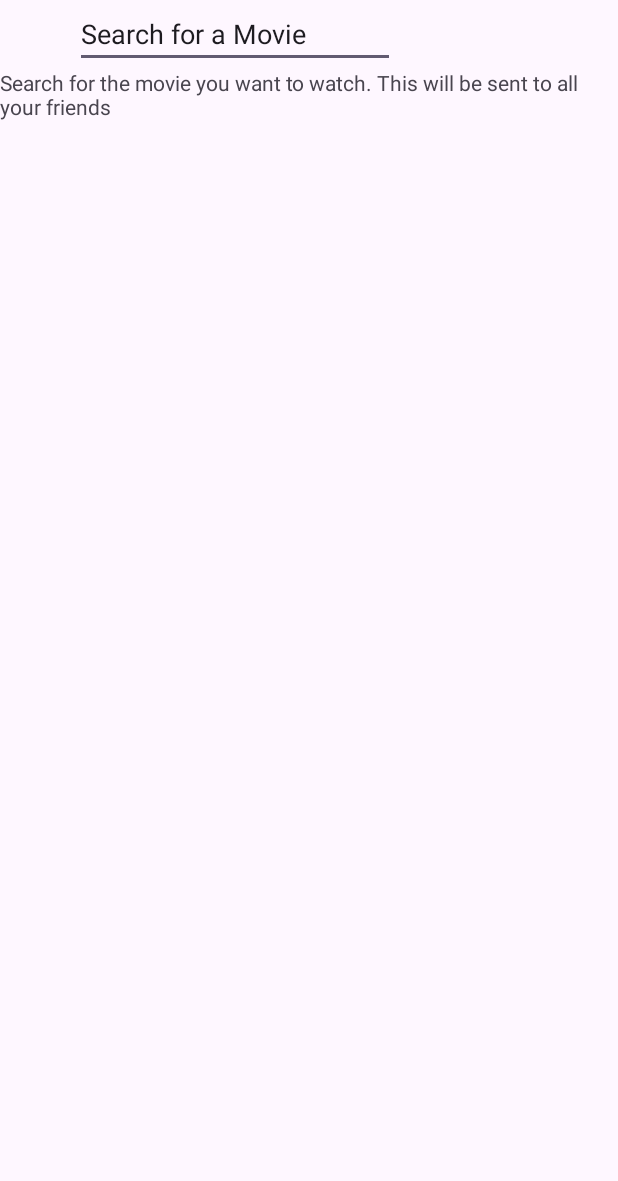
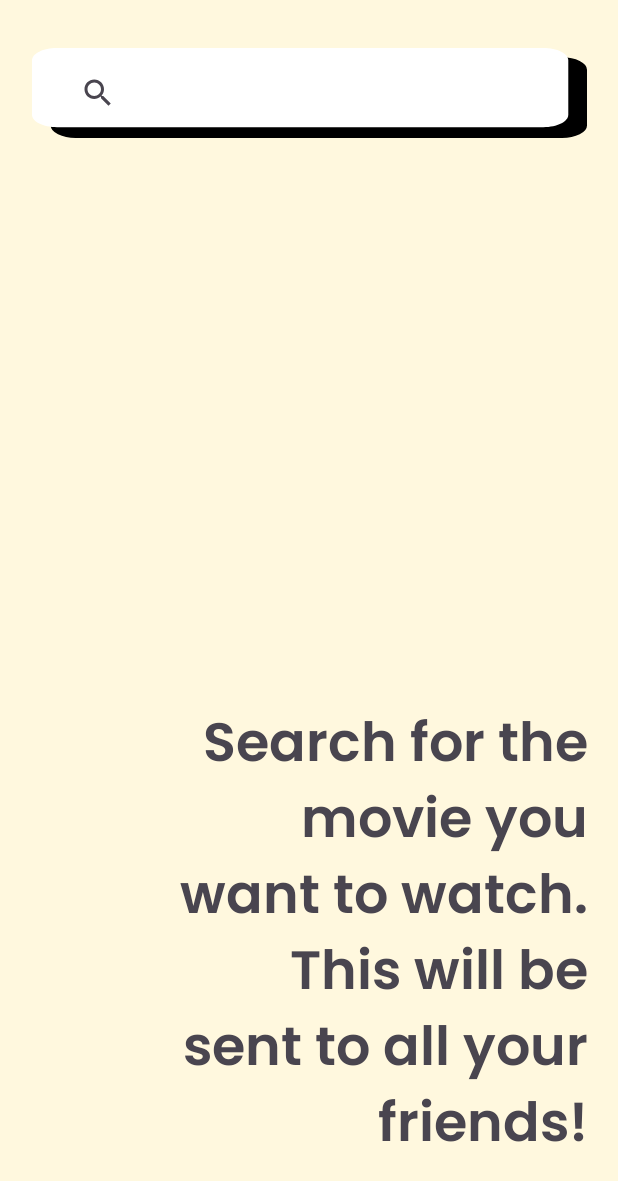
Before and after one commit to vivekperbhoo/AliceHacksProject, an Android app: the MovieSelector screen opened directly, with no data from a screen before it, on a phone screen of 412 x 824 dp. Shown: the top 1181 px of the screen. Run offline under Robolectric (Android 15) with nearby library versions, the phone set to English and light mode, and no system bars.

Commit message:
fixed crashes

```diff
--- a/MovieSelector/app/src/main/java/com/example/movieselector/CreateSession.java
+++ b/MovieSelector/app/src/main/java/com/example/movieselector/CreateSession.java
@@ -7,6 +7,7 @@ import android.content.Intent;
 import android.os.Bundle;
 import android.view.View;
 import android.widget.Button;
+import android.widget.ImageButton;
 import android.widget.ListView;
 
 import com.google.firebase.database.DataSnapshot;
@@ -20,7 +21,7 @@ import java.util.ArrayList;
 public class CreateSession extends AppCompatActivity {
     private ArrayList<User> users;
     private DatabaseReference reference;
-    private Button start;
+    private ImageButton start;
     private ListView listView;
 
     @Override
@@ -28,15 +29,23 @@ public class CreateSession extends AppCompatActivity {
         super.onCreate(savedInstanceState);
         setContentView(R.layout.activity_create_session);
         this.users= new ArrayList<>();
-        start= findViewById(R.id.start_sesh);
+        start= findViewById(R.id.button);
         listView= findViewById(R.id.list);
         reference= FirebaseDatabase.getInstance().getReference("Users");
-        reference.addValueEventListener(new ValueEventListener() {
+        reference.child("Current Users").addValueEventListener(new ValueEventListener() {
             @Override
             public void onDataChange(@NonNull DataSnapshot snapshot) {
-                User user= snapshot.getValue(User.class);
-                users.add(user);
-                notify();
+                if(snapshot.exists()){
+                    for (DataSnapshot child: snapshot.getChildren()) {
+                        if(child.exists()){
+                            User user = child.getValue(User.class);
+                            if(user!=null){
+                                users.add(user);
+                            }
+                        }
+                    }
+                }
+
             }
 
             @Override
--- a/MovieSelector/app/src/main/java/com/example/movieselector/StartActivity.java
+++ b/MovieSelector/app/src/main/java/com/example/movieselector/StartActivity.java
@@ -41,7 +41,6 @@ public class StartActivity extends AppCompatActivity {
                  if (validateName()){
                      createSession();
                  }
-
              }
          });
          join.setOnClickListener(new View.OnClickListener() {
@@ -79,7 +78,6 @@ public class StartActivity extends AppCompatActivity {
                 Intent intent= new Intent(getApplicationContext(),CreateSession.class);
                 startActivity(intent);
                 finish();
-
             }
         });
 
@@ -92,13 +90,10 @@ public class StartActivity extends AppCompatActivity {
             name.setError("Enter username to proceed");
             name.requestFocus();
             return false;
-
         }
         else {
            name.setError(null);
            return true;
         }
-
-
     }
 }
--- a/MovieSelector/app/src/main/res/layout/activity_create_session.xml
+++ b/MovieSelector/app/src/main/res/layout/activity_create_session.xml
@@ -43,6 +43,7 @@
             android:textSize="20dp" />
 
         <ListView
+            android:id="@+id/list"
             android:layout_width="match_parent"
             android:layout_height="match_parent" />
     </LinearLayout>
--- a/MovieSelector/app/src/main/res/layout/activity_movie_selector.xml
+++ b/MovieSelector/app/src/main/res/layout/activity_movie_selector.xml
@@ -4,38 +4,50 @@
     xmlns:tools="http://schemas.android.com/tools"
     android:layout_width="match_parent"
     android:layout_height="match_parent"
+    android:background="@color/yellow"
     tools:context=".MovieSelector">
 
-    <LinearLayout
-        android:layout_width="match_parent"
-        android:layout_height="match_parent"
-        android:orientation="vertical">
+    <SearchView
+        android:fontFamily="@font/poppins_regular"
+        android:id="@+id/editTextText"
+        android:layout_width="370dp"
+        android:layout_height="60dp"
+        android:layout_gravity="center"
+        android:layout_marginTop="32dp"
 
-        <EditText
-            android:id="@+id/editTextText"
-            android:layout_width="wrap_content"
-            android:layout_height="wrap_content"
-            android:layout_marginStart="50dp"
+        android:background="@drawable/white_card"
         android:ems="10"
+        android:hint="Search for a movie"
         android:inputType="text"
-            android:text="Search for a Movie" />
+        android:paddingLeft="20dp"
+        app:layout_constraintEnd_toEndOf="parent"
+        app:layout_constraintStart_toStartOf="parent"
+        app:layout_constraintTop_toTopOf="parent" />
 
     <androidx.recyclerview.widget.RecyclerView
         android:id="@+id/recycle"
         android:layout_width="match_parent"
-            android:layout_height="wrap_content" />
-
-        <ScrollView
-            android:layout_width="wrap_content"
-            android:layout_height="wrap_content">
+        android:layout_height="match_parent"
+        android:layout_marginTop="116dp"
+        app:layout_constraintEnd_toEndOf="parent"
+        app:layout_constraintHorizontal_bias="0.0"
+        app:layout_constraintStart_toStartOf="parent"
+        app:layout_constraintTop_toBottomOf="@+id/editTextText" />
 
     <TextView
-                android:id="@+id/textView5"
-                android:layout_width="match_parent"
+        android:layout_width="wrap_content"
         android:layout_height="wrap_content"
-                android:text="Search for the movie you want to watch. This will be sent to all your friends" />
-        </ScrollView>
+        android:width="280dp"
+        android:fontFamily="@font/poppins_semibold"
+        android:text="Search for the movie you want to watch. This will be sent to all your friends!"
+        android:textAlignment="textEnd"
+        android:textSize="36dp"
+        app:layout_constraintBottom_toBottomOf="@+id/recycle"
+        app:layout_constraintEnd_toEndOf="parent"
+        app:layout_constraintHorizontal_bias="0.847"
+        app:layout_constraintStart_toStartOf="@+id/recycle"
+        app:layout_constraintTop_toTopOf="parent"
+        app:layout_constraintVertical_bias="0.778" />
 
-    </LinearLayout>
 
 </androidx.constraintlayout.widget.ConstraintLayout>
--- a/MovieSelector/app/src/main/res/values/colors.xml
+++ b/MovieSelector/app/src/main/res/values/colors.xml
@@ -5,4 +5,5 @@
     <color name="pink">#FCEAF0</color>
     <color name="blue">#E1F1FF</color>
     <color name="dark_blue">#3668C8</color>
+    <color name="yellow">#FFF8DE</color>
 </resources>
```
Lines whose indentation alone changed are shown as unchanged.
